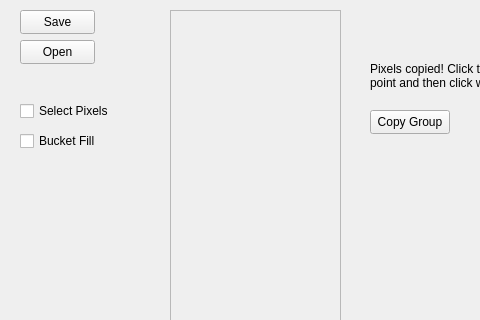
Qt form spriteeditor.ui (25hlarsen4/Sprite-Editor) before a commit; both pictures show x 0 to 480 and y 0 to 320 of the 800 by 600 pixel window.
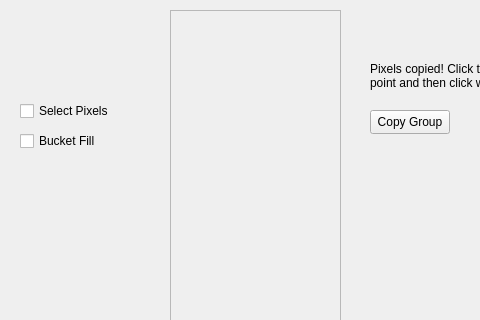
The same form after that commit. Custom widgets are drawn as their Qt base class.

Diff of the .ui file:
```diff
--- a/spriteeditor.ui
+++ b/spriteeditor.ui
@@ -112,19 +112,6 @@
      <bool>true</bool>
     </property>
    </widget>
-   <widget class="QPushButton" name="saveButton">
-    <property name="geometry">
-     <rect>
-      <x>20</x>
-      <y>10</y>
-      <width>75</width>
-      <height>24</height>
-     </rect>
-    </property>
-    <property name="text">
-     <string>Save</string>
-    </property>
-   </widget>
    <widget class="QCheckBox" name="bucketFillBox">
     <property name="geometry">
      <rect>
@@ -138,19 +125,6 @@
      <string>Bucket Fill</string>
     </property>
    </widget>
-   <widget class="QPushButton" name="openButton">
-    <property name="geometry">
-     <rect>
-      <x>20</x>
-      <y>40</y>
-      <width>75</width>
-      <height>24</height>
-     </rect>
-    </property>
-    <property name="text">
-     <string>Open</string>
-    </property>
-   </widget>
    <widget class="QPushButton" name="colorButton">
     <property name="geometry">
      <rect>
```
